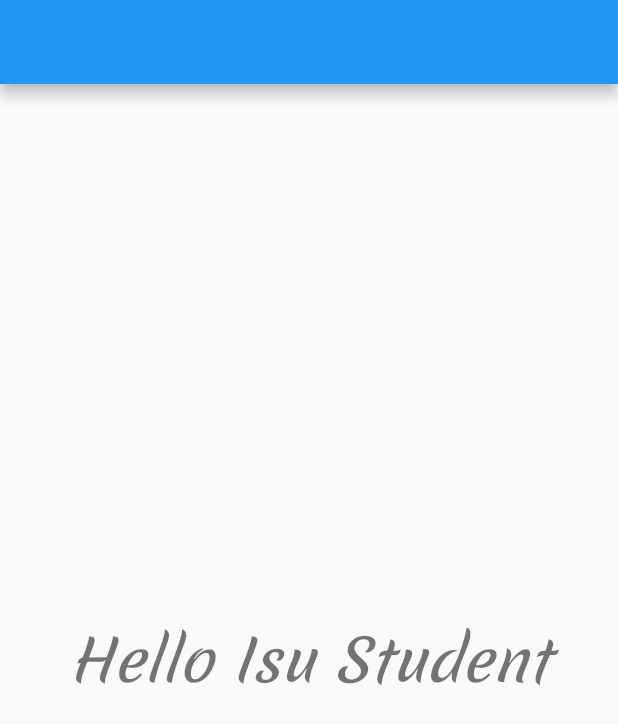
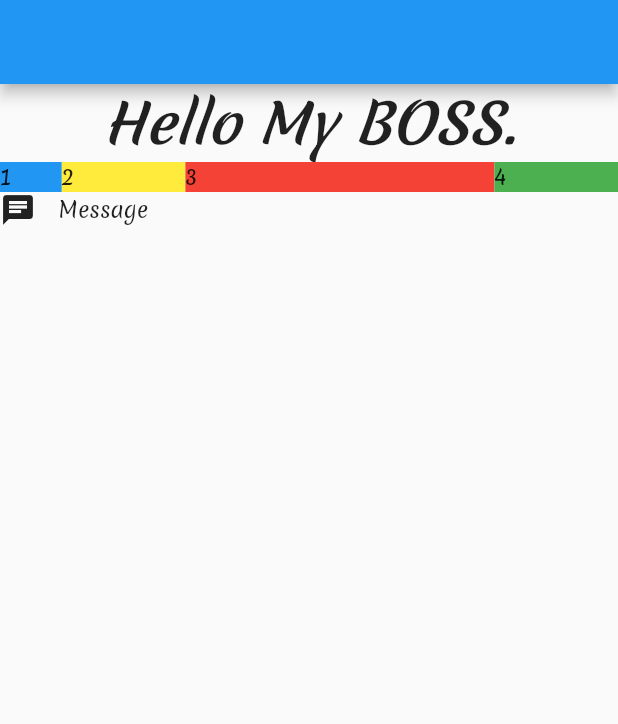
Before and after one commit to keyvanarasteh/MMt, a Flutter app: the screen it shows after launch, on a phone screen of 412 x 824 dp. Shown: the top 724 px of the screen. Run offline on Flutter 3.47's test engine with Material 2 defaults, Android fonts, the phone set to English and light mode, and no system bars; project files that could hold a hidden picture were left out.

Commit message:
Geliştirmeler yapılıyor. Deneme şablonu oluşturuluyor.

```diff
--- a/Workstation/Teststation/my_world/lib/main.dart
+++ b/Workstation/Teststation/my_world/lib/main.dart
@@ -1,3 +1,5 @@
+// ignore_for_file: prefer_const_constructors
+
 import 'package:flutter/material.dart';
 import 'package:test00/screens/home_screen.dart';
 
@@ -13,6 +15,7 @@ class MyApp extends StatelessWidget {
   Widget build(BuildContext context) {
     return MaterialApp(
       title: 'Flutter Demo',
+      debugShowCheckedModeBanner: false,
       theme: ThemeData(
         primarySwatch: Colors.blue,
         fontFamily: 'Merienda',
--- a/Workstation/Teststation/my_world/lib/screens/home_screen.dart
+++ b/Workstation/Teststation/my_world/lib/screens/home_screen.dart
@@ -1,4 +1,4 @@
-// ignore_for_file: prefer_const_constructors
+// ignore_for_file: prefer_const_constructors, prefer_const_literals_to_create_immutables
 
 import 'package:flutter/material.dart';
 
@@ -15,14 +15,45 @@ class _HomeScreenState extends State<HomeScreen> {
     return Scaffold(
       appBar: AppBar(),
       body: Center(
-          child: Text(
-        "Hello Isu Student",
-        style: TextStyle(
-          color: Colors.black54,
-          fontFamily: 'Merienda',
-          fontSize: 38,
-          fontWeight: FontWeight.w500,
-          fontStyle: FontStyle.italic,
+          child: SafeArea(
+        child: Column(
+          children: [
+            //Başlık Yazım
+            Text("Hello My BOSS.",
+                style: TextStyle(
+                    color: Colors.black87,
+                    fontFamily: 'Merienda',
+                    fontSize: 36,
+                    fontWeight: FontWeight.bold,
+                    fontStyle: FontStyle.italic)),
+            // Ana Teblerim
+            Row(
+              children: [
+                Expanded(
+                    flex: 1,
+                    child: Container(color: Colors.blue, child: Text("1"))),
+                Expanded(
+                    flex: 2,
+                    child: Container(color: Colors.yellow, child: Text("2"))),
+                Expanded(
+                    flex: 5,
+                    child: Container(color: Colors.red, child: Text("3"))),
+                Expanded(
+                    flex: 2,
+                    child: Container(color: Colors.green, child: Text("4"))),
+              ],
+            ),
+            //Mesaj
+            Row(
+              children: [
+                Icon(Icons.chat),
+                SizedBox(
+                  width: 15,
+                ),
+                Text("Message"),
+              ],
+            )
+          ],
         ),
       )),
     );
```
Also changed, not shown: Workstation/Teststation/my_world/lib/screens/login.dart (added).
